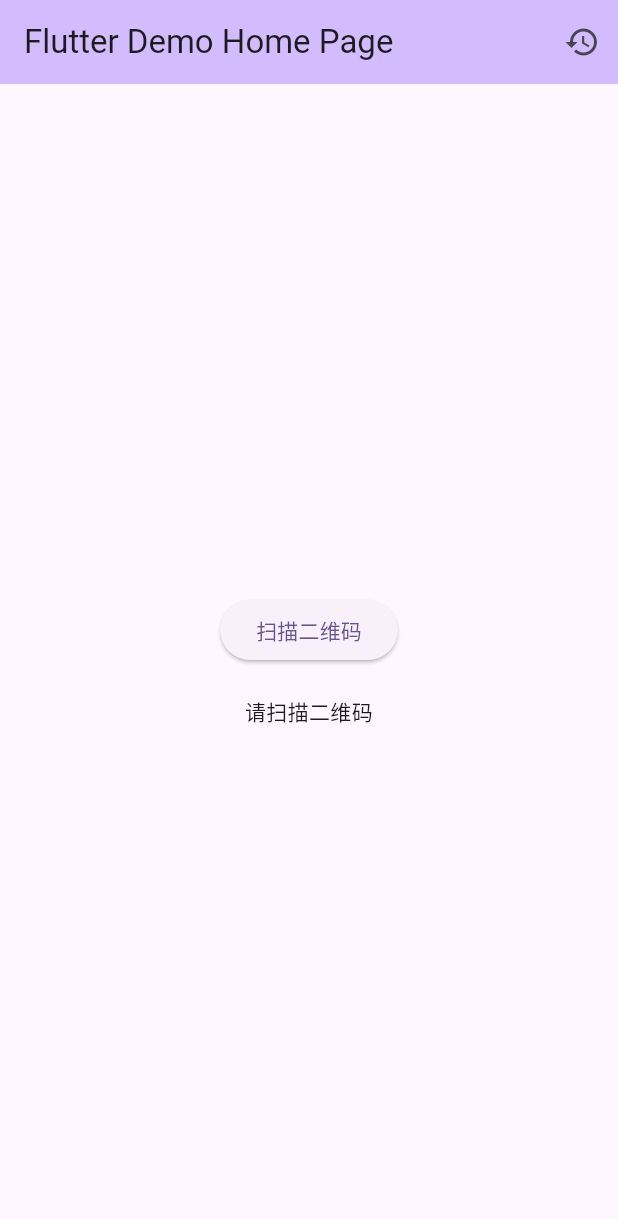
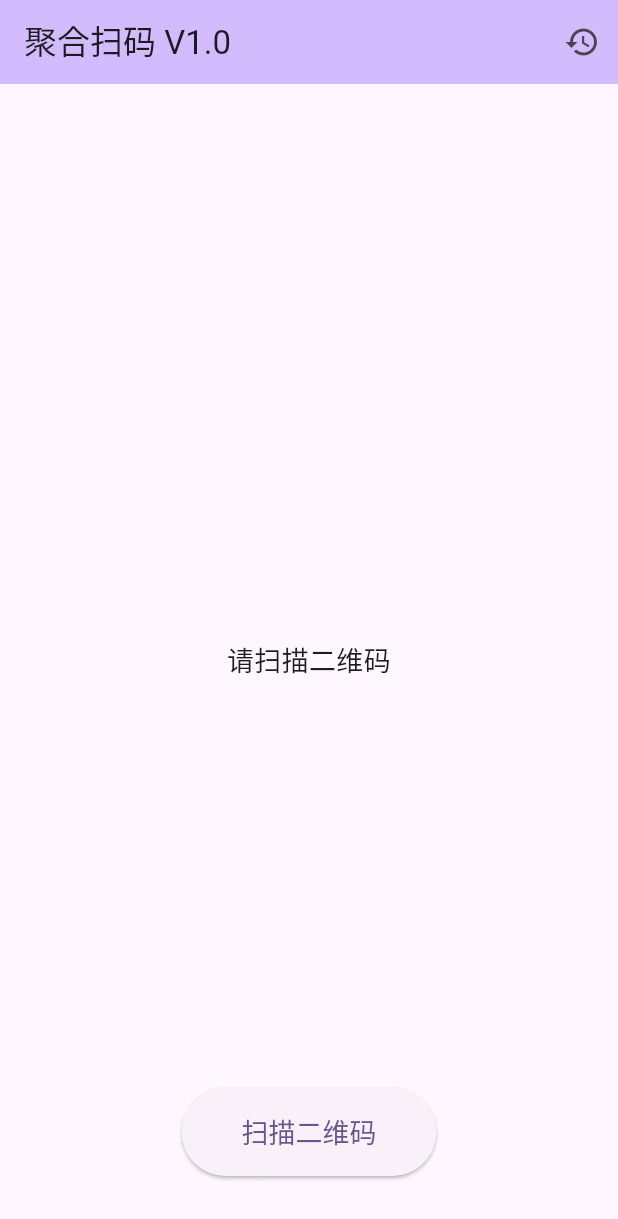
Before and after one commit to jackzhou666/qrcode_scanner, a Flutter app: the screen it shows after launch, on a phone screen of 412 x 824 dp. Shown: the top 1219 px of the screen. Run offline on Flutter 3.47's test engine with Material 3 defaults, Android fonts, the phone set to English and light mode, and no system bars; our stand-ins replace hive_flutter, webview_flutter; missing offline and left inert: qr_code_scanner; accounts and stored records are empty.

Commit message:
1.增加扫码历史查看UI

```diff
--- a/lib/main.dart
+++ b/lib/main.dart
@@ -38,7 +38,7 @@ class MyApp extends StatelessWidget {
         // tested with just a hot reload.
         colorScheme: ColorScheme.fromSeed(seedColor: Colors.deepPurple),
       ),
-      home: const MyHomePage(title: 'Flutter Demo Home Page'),
+      home: const MyHomePage(title: '聚合扫码 V1.0'),
     );
   }
 }
@@ -135,21 +135,31 @@ class _MyHomePageState extends State<MyHomePage> {
           ),
         ],
       ),
-      body: Center(
-        child: Column(
-          mainAxisAlignment: MainAxisAlignment.center,
-          children: <Widget>[
-            ElevatedButton(
-              onPressed: _scanQRCode,
-              child: const Text('扫描二维码'),
-            ),
-            const SizedBox(height: 20),
-            Text(
+      body: Stack(
+        children: [
+          Center(
+            child: Text(
               qrText == null ? '请扫描二维码' : '扫描结果: \n$qrText',
               textAlign: TextAlign.center,
+              style: const TextStyle(fontSize: 18),
             ),
-          ],
-        ),
+          ),
+          Positioned(
+            left: 0,
+            right: 0,
+            bottom: 40,
+            child: Center(
+              child: ElevatedButton(
+                onPressed: _scanQRCode,
+                child: const Text('扫描二维码'),
+                style: ElevatedButton.styleFrom(
+                  padding: const EdgeInsets.symmetric(horizontal: 40, vertical: 16),
+                  textStyle: const TextStyle(fontSize: 18),
+                ),
+              ),
+            ),
+          ),
+        ],
       ),
     );
   }
```
Also changed, not shown: lib/scan_history_page.dart (+13 -4 lines).
